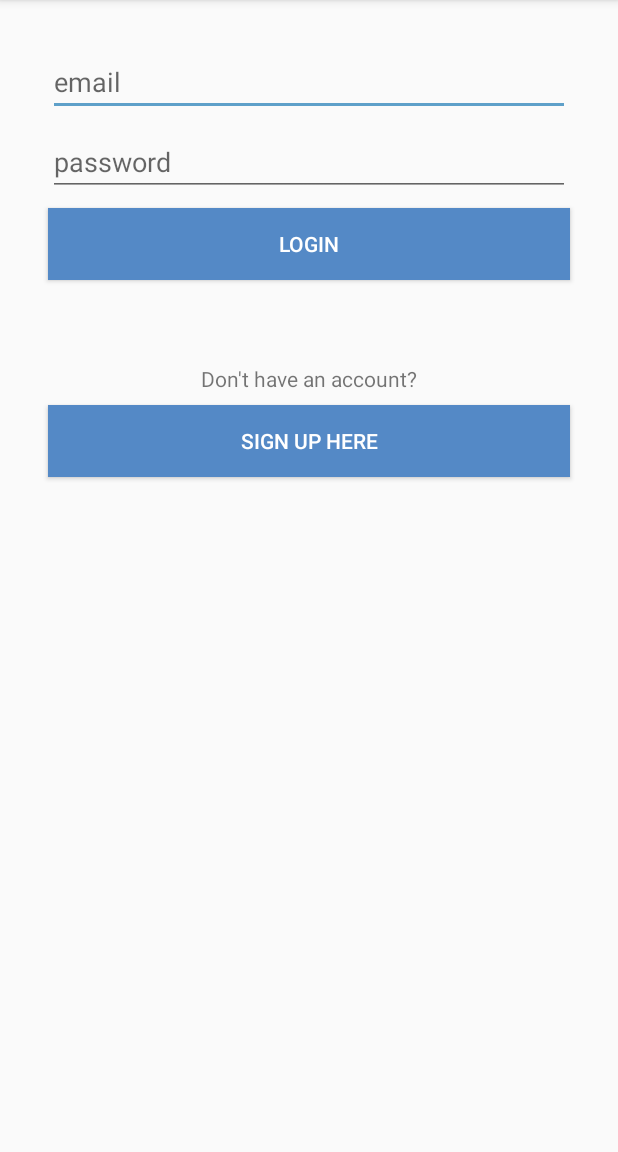
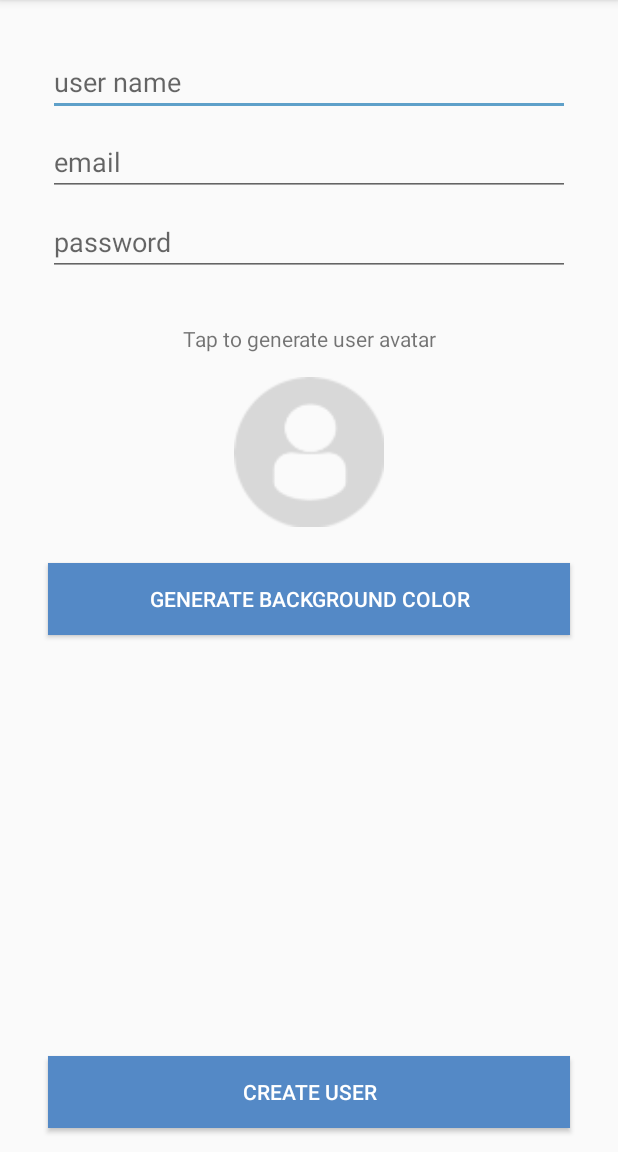
Before and after one commit to david-chhetri/Smack, an Android app: the LoginActivity screen opened directly, with no data from a screen before it, after a tap on "SIGN UP HERE", on a phone screen of 412 x 824 dp, the part 84-1236 px from its top. Run offline under Robolectric (Android 15) with nearby library versions, the phone set to English and light mode, and no system bars.

Commit message:
Added create new user screen

```diff
--- a/app/src/main/AndroidManifest.xml
+++ b/app/src/main/AndroidManifest.xml
@@ -9,7 +9,8 @@
         android:roundIcon="@mipmap/ic_launcher"
         android:supportsRtl="true"
         android:theme="@style/AppTheme">
-        <activity android:name=".LoginActivity"></activity>
+        <activity android:name=".CreateUserActivity"></activity>
+        <activity android:name=".LoginActivity" />
         <activity
             android:name=".MainActivity"
             android:label="@string/app_name"
--- /dev/null
+++ b/app/src/main/java/com/foo/smack/CreateUserActivity.kt
@@ -0,0 +1,27 @@
+package com.foo.smack
+
+import androidx.appcompat.app.AppCompatActivity
+import android.os.Bundle
+import android.view.View
+
+class CreateUserActivity : AppCompatActivity() {
+
+    override fun onCreate(savedInstanceState: Bundle?) {
+        super.onCreate(savedInstanceState)
+        setContentView(R.layout.activity_create_user)
+    }
+
+
+    fun generateUserAvatar(view: View){
+
+    }
+
+    fun generateColorClicked(view: View){
+
+    }
+
+    fun createUserClicked(view: View){
+
+
+    }
+}
--- a/app/src/main/java/com/foo/smack/LoginActivity.kt
+++ b/app/src/main/java/com/foo/smack/LoginActivity.kt
@@ -1,5 +1,6 @@
 package com.foo.smack
 
+import android.content.Intent
 import androidx.appcompat.app.AppCompatActivity
 import android.os.Bundle
 import android.view.View
@@ -13,9 +14,12 @@ class LoginActivity : AppCompatActivity() {
 
     fun loginLoginBtnClicked(view: View){
 
+
     }
 
     fun loginCreateUserBtnClicked(view: View){
+        val createUserIntent = Intent(this, CreateUserActivity::class.java)
+        startActivity(createUserIntent)
 
     }
 }
--- /dev/null
+++ b/app/src/main/res/layout/activity_create_user.xml
@@ -0,0 +1,111 @@
+<?xml version="1.0" encoding="utf-8"?>
+<androidx.constraintlayout.widget.ConstraintLayout xmlns:android="http://schemas.android.com/apk/res/android"
+    xmlns:app="http://schemas.android.com/apk/res-auto"
+    xmlns:tools="http://schemas.android.com/tools"
+    android:layout_width="match_parent"
+    android:layout_height="match_parent"
+    tools:context="com.foo.smack.CreateUserActivity">
+
+    <EditText
+        android:id="@+id/createUserNameTxt"
+        android:layout_width="0dp"
+        android:layout_height="wrap_content"
+        android:layout_marginStart="32dp"
+        android:layout_marginTop="32dp"
+        android:layout_marginEnd="32dp"
+        android:ems="10"
+        android:hint="user name"
+        android:inputType="textPersonName"
+        android:textColor="@android:color/darker_gray"
+        app:layout_constraintEnd_toEndOf="parent"
+        app:layout_constraintHorizontal_bias="0.5"
+        app:layout_constraintStart_toStartOf="parent"
+        app:layout_constraintTop_toTopOf="parent" />
+
+    <EditText
+        android:id="@+id/createEmailTxt"
+        android:layout_width="0dp"
+        android:layout_height="wrap_content"
+        android:layout_marginStart="32dp"
+        android:layout_marginTop="8dp"
+        android:layout_marginEnd="32dp"
+        android:ems="10"
+        android:hint="email"
+        android:inputType="textPersonName"
+        android:textColor="@android:color/darker_gray"
+        app:layout_constraintEnd_toEndOf="parent"
+        app:layout_constraintHorizontal_bias="0.5"
+        app:layout_constraintStart_toStartOf="parent"
+        app:layout_constraintTop_toBottomOf="@+id/createUserNameTxt" />
+
+    <EditText
+        android:id="@+id/createPasswordTxt"
+        android:layout_width="0dp"
+        android:layout_height="wrap_content"
+        android:layout_marginStart="32dp"
+        android:layout_marginTop="8dp"
+        android:layout_marginEnd="32dp"
+        android:ems="10"
+        android:hint="password"
+        android:inputType="textPassword"
+        android:textColor="@android:color/darker_gray"
+        app:layout_constraintEnd_toEndOf="parent"
+        app:layout_constraintHorizontal_bias="0.5"
+        app:layout_constraintStart_toStartOf="parent"
+        app:layout_constraintTop_toBottomOf="@+id/createEmailTxt" />
+
+    <TextView
+        android:id="@+id/textView"
+        android:layout_width="wrap_content"
+        android:layout_height="wrap_content"
+        android:layout_marginTop="32dp"
+        android:text="Tap to generate user avatar"
+        app:layout_constraintEnd_toEndOf="parent"
+        app:layout_constraintHorizontal_bias="0.5"
+        app:layout_constraintStart_toStartOf="parent"
+        app:layout_constraintTop_toBottomOf="@+id/createPasswordTxt" />
+
+    <ImageView
+        android:id="@+id/createAvatarImageView"
+        android:layout_width="100dp"
+        android:layout_height="100dp"
+        android:layout_marginTop="16dp"
+        android:onClick="generateUserAvatar"
+        app:layout_constraintEnd_toEndOf="parent"
+        app:layout_constraintHorizontal_bias="0.5"
+        app:layout_constraintStart_toStartOf="parent"
+        app:layout_constraintTop_toBottomOf="@+id/textView"
+        app:srcCompat="@drawable/profiledefault" />
+
+    <Button
+        android:id="@+id/backgroundColorBtn"
+        android:layout_width="0dp"
+        android:layout_height="wrap_content"
+        android:layout_marginStart="32dp"
+        android:layout_marginTop="24dp"
+        android:layout_marginEnd="32dp"
+        android:background="@color/colorPrimary"
+        android:onClick="generateColorClicked"
+        android:text="Generate background color"
+        android:textColor="@android:color/white"
+        app:layout_constraintEnd_toEndOf="parent"
+        app:layout_constraintHorizontal_bias="0.5"
+        app:layout_constraintStart_toStartOf="parent"
+        app:layout_constraintTop_toBottomOf="@+id/createAvatarImageView" />
+
+    <Button
+        android:id="@+id/createUserBtn"
+        android:layout_width="0dp"
+        android:layout_height="wrap_content"
+        android:layout_marginStart="32dp"
+        android:layout_marginEnd="32dp"
+        android:layout_marginBottom="16dp"
+        android:background="@color/colorPrimary"
+        android:onClick="createUserClicked"
+        android:text="Create User"
+        android:textColor="@android:color/white"
+        app:layout_constraintBottom_toBottomOf="parent"
+        app:layout_constraintEnd_toEndOf="parent"
+        app:layout_constraintHorizontal_bias="0.498"
+        app:layout_constraintStart_toStartOf="parent" />
+</androidx.constraintlayout.widget.ConstraintLayout>
```
Also changed, not shown: 4 other files.
